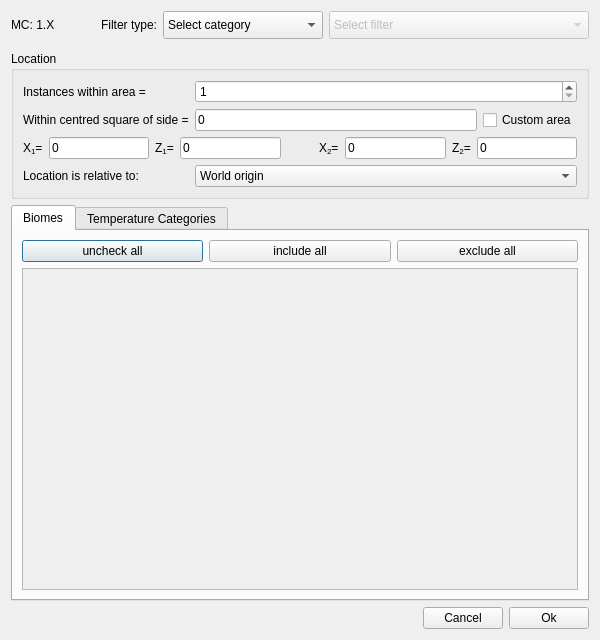
Cubitect/cubiomes-viewer, file src/filterdialog.ui: the form before one commit.
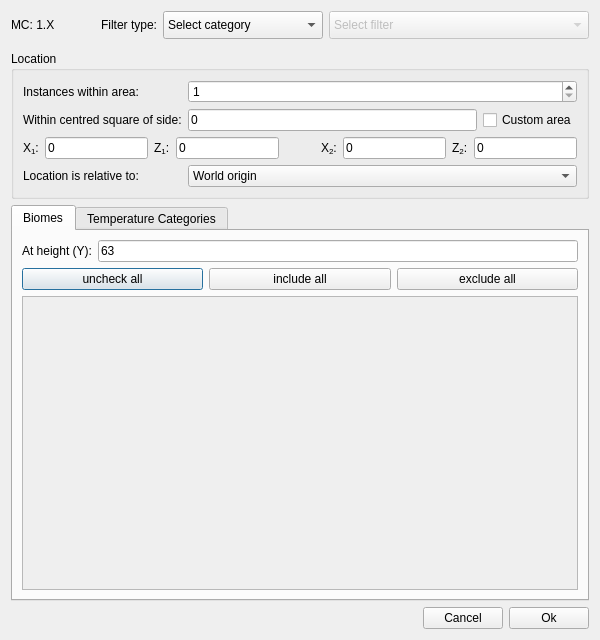
The form after the commit. Icons and pictures are not drawn. Custom widgets are drawn as their Qt base class.

```diff
--- a/src/filterdialog.ui
+++ b/src/filterdialog.ui
@@ -26,8 +26,25 @@
       <attribute name="title">
        <string>Biomes</string>
       </attribute>
-      <layout class="QVBoxLayout" name="verticalLayout_3">
-       <item>
+      <layout class="QGridLayout" name="gridLayout_4">
+       <item row="0" column="1">
+        <widget class="QLineEdit" name="lineY">
+         <property name="toolTip">
+          <string>Vertical position in blocks</string>
+         </property>
+         <property name="text">
+          <string>63</string>
+         </property>
+        </widget>
+       </item>
+       <item row="0" column="0">
+        <widget class="QLabel" name="labelY">
+         <property name="text">
+          <string>At height (Y):</string>
+         </property>
+        </widget>
+       </item>
+       <item row="2" column="0" colspan="2">
         <layout class="QHBoxLayout" name="horizontalLayout_3">
          <item>
           <widget class="QPushButton" name="buttonUncheck">
@@ -52,7 +69,7 @@
          </item>
         </layout>
        </item>
-       <item>
+       <item row="3" column="0" colspan="2">
         <widget class="QScrollArea" name="scrollArea">
          <property name="widgetResizable">
           <bool>true</bool>
@@ -63,7 +80,7 @@
             <x>0</x>
             <y>0</y>
             <width>570</width>
-            <height>315</height>
+            <height>286</height>
            </rect>
           </property>
           <layout class="QVBoxLayout" name="verticalLayout_2">
@@ -117,7 +134,7 @@
       <string>Location</string>
      </property>
      <layout class="QGridLayout" name="gridLayout">
-      <item row="3" column="0">
+      <item row="4" column="0">
        <widget class="QLabel" name="labelRelative">
         <property name="text">
          <string>Location is relative to:</string>
@@ -134,7 +151,7 @@
         </property>
        </widget>
       </item>
-      <item row="3" column="1" colspan="2">
+      <item row="4" column="1" colspan="2">
        <widget class="QComboBox" name="comboBoxRelative">
         <item>
          <property name="text">
@@ -166,14 +183,14 @@
       <item row="0" column="0">
        <widget class="QLabel" name="labelSpinBox">
         <property name="text">
-         <string>Instances within area =</string>
+         <string>Instances within area:</string>
         </property>
        </widget>
       </item>
       <item row="1" column="0">
        <widget class="QLabel" name="labelSquareArea">
         <property name="text">
-         <string>Within centred square of side =</string>
+         <string>Within centred square of side:</string>
         </property>
        </widget>
       </item>
@@ -185,7 +202,7 @@
            <string>Lower bound (inclusive)</string>
           </property>
           <property name="text">
-           <string>X&lt;sub&gt;1&lt;/sub&gt;=</string>
+           <string>X&lt;sub&gt;1&lt;/sub&gt;:</string>
           </property>
          </widget>
         </item>
@@ -205,7 +222,7 @@
            <string>Lower bound (inclusive)</string>
           </property>
           <property name="text">
-           <string>Z&lt;sub&gt;1&lt;/sub&gt;=</string>
+           <string>Z&lt;sub&gt;1&lt;/sub&gt;:</string>
           </property>
          </widget>
         </item>
@@ -238,7 +255,7 @@
            <string>Upper bound (inclusive)</string>
           </property>
           <property name="text">
-           <string>X&lt;sub&gt;2&lt;/sub&gt;=</string>
+           <string>X&lt;sub&gt;2&lt;/sub&gt;:</string>
           </property>
          </widget>
         </item>
@@ -258,7 +275,7 @@
            <string>Upper bound (inclusive)</string>
           </property>
           <property name="text">
-           <string>Z&lt;sub&gt;2&lt;/sub&gt;=</string>
+           <string>Z&lt;sub&gt;2&lt;/sub&gt;:</string>
           </property>
          </widget>
         </item>
```
